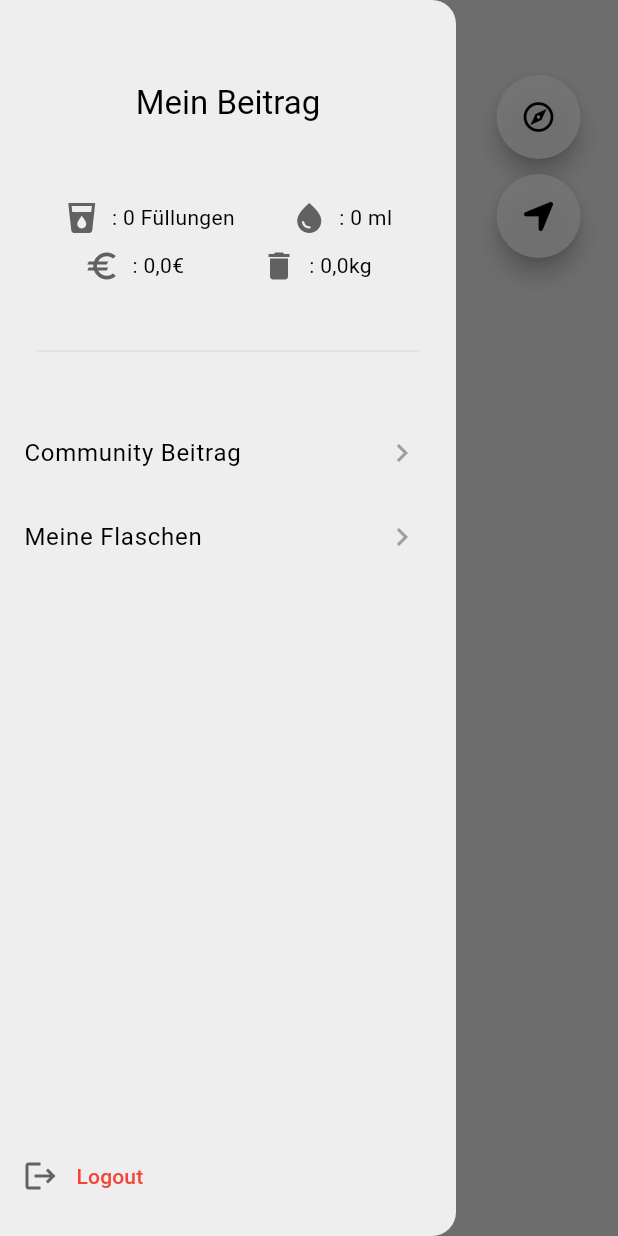
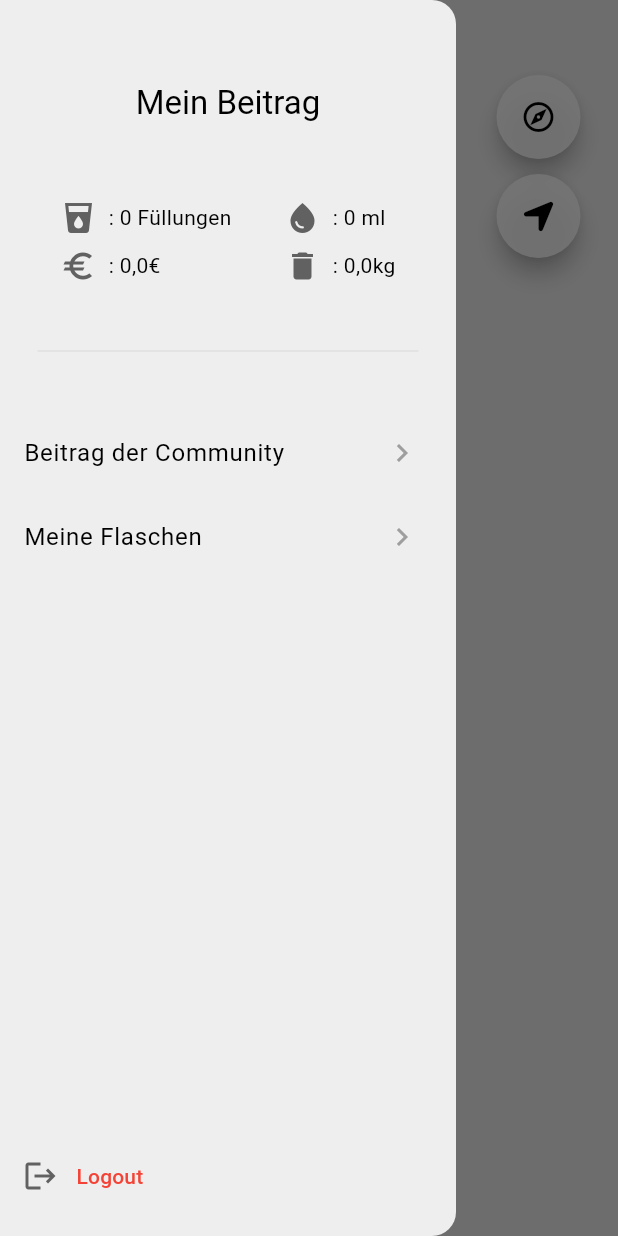
Before and after one commit to PoseidonPSE2/app, a Flutter app: the Home screen opened by its route, with the side drawer open, on a phone screen of 412 x 824 dp. Run offline on Flutter 3.47's test engine with Material 3 defaults, Android fonts, the phone set to English and light mode, and no system bars; our stand-ins replace carousel_slider, flutter_map, flutter_rating_bar, font_awesome_flutter, geolocator, hex and 3 more; missing offline and left inert: mqtt_client, nfc_manager; accounts and stored records are empty; network calls fail.

Commit message:
fixed some minor things

```diff
--- a/lib/pages/refill/refill_settings.dart
+++ b/lib/pages/refill/refill_settings.dart
@@ -238,7 +238,7 @@ class _EditBottleState extends State<EditRefill> {
           actions: <Widget>[
             TextButton(
               child: const Text(
-                'OK',
+                'Zurück zur Map',
                 style: TextStyle(
                   color: Color(0xFF2196F3),
                 ),
--- a/lib/widgets/drawer.dart
+++ b/lib/widgets/drawer.dart
@@ -30,7 +30,7 @@ class _CustomDrawerState extends State<CustomDrawer> {
                   ),
                 ),
                 const CustomListTile(
-                  text: 'Community Beitrag',
+                  text: 'Beitrag der Community',
                   destination: CommunityContributionScreen(),
                 ),
                 const CustomListTile(
--- a/lib/widgets/user_progress.dart
+++ b/lib/widgets/user_progress.dart
@@ -53,6 +53,9 @@ class Progress extends StatelessWidget {
                 Row(
                   mainAxisAlignment: MainAxisAlignment.spaceEvenly,
                   children: [
+                    Column(
+                      crossAxisAlignment: CrossAxisAlignment.start,
+                      children: [
                         Row(
                           children: [
                             const Icon(Icons.local_drink),
@@ -62,6 +65,21 @@ class Progress extends StatelessWidget {
                             ),
                           ],
                         ),
+                        const SizedBox(height: 8),
+                        Row(
+                          children: [
+                            const Icon(Icons.euro),
+                            const SizedBox(width: 8),
+                            Text(
+                              ": ${formatMoney(userContribution.savedMoney)}",
+                            ),
+                          ],
+                        ),
+                      ],
+                    ),
+                    Column(
+                      crossAxisAlignment: CrossAxisAlignment.start,
+                      children: [
                         Row(
                           children: [
                             const Icon(Icons.water_drop),
@@ -71,21 +89,7 @@ class Progress extends StatelessWidget {
                             ),
                           ],
                         ),
-                  ],
-                ),
                         const SizedBox(height: 8),
-                Row(
-                  mainAxisAlignment: MainAxisAlignment.spaceEvenly,
-                  children: [
-                    Row(
-                      children: [
-                        const Icon(Icons.euro),
-                        const SizedBox(width: 8),
-                        Text(
-                          ": ${formatMoney(userContribution.savedMoney)}",
-                        ),
-                      ],
-                    ),
                         Row(
                           children: [
                             const Icon(Icons.delete),
@@ -99,6 +103,8 @@ class Progress extends StatelessWidget {
                     ),
                   ],
                 ),
+              ],
+            ),
           );
         }
       },
```
Also changed, not shown: lib/pages/refill/refill.dart (+15 -2 lines), lib/widgets/loading_animation.dart (+15 -30 lines). Lines whose indentation alone changed are shown as unchanged.
